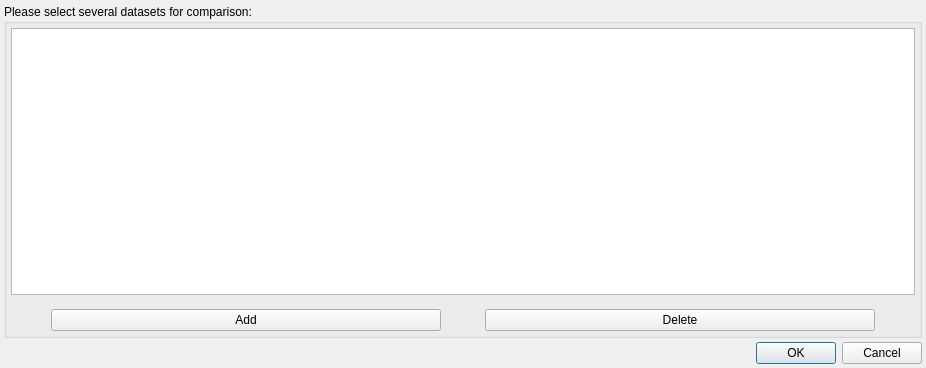
Before: the Qt Designer form modules/CompVis/CSVReader.ui in 3dct/open_iA, drawn with Qt 5.
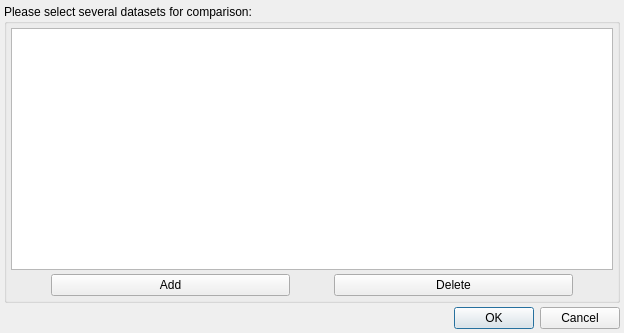
After: the same form once the commit is applied.

Commit message: CompVis: Refactor ui files for better layout usage

Diff of the .ui file:
```diff
--- a/modules/CompVis/CSVReader.ui
+++ b/modules/CompVis/CSVReader.ui
@@ -6,8 +6,8 @@
    <rect>
     <x>0</x>
     <y>0</y>
-    <width>926</width>
-    <height>368</height>
+    <width>624</width>
+    <height>333</height>
    </rect>
   </property>
   <property name="windowTitle">
@@ -40,7 +40,10 @@
      <property name="title">
       <string>Please select several datasets for comparison:</string>
      </property>
-     <layout class="QGridLayout" name="gridLayout_3">
+     <layout class="QVBoxLayout" name="verticalLayout_3">
+      <property name="spacing">
+       <number>4</number>
+      </property>
       <property name="leftMargin">
        <number>4</number>
       </property>
@@ -53,15 +56,10 @@
       <property name="bottomMargin">
        <number>4</number>
       </property>
-      <property name="spacing">
-       <number>4</number>
-      </property>
-      <item row="0" column="0">
-       <layout class="QVBoxLayout" name="verticalLayout">
         <item>
          <widget class="QListView" name="listView">
           <property name="sizePolicy">
-           <sizepolicy hsizetype="Preferred" vsizetype="Preferred">
+         <sizepolicy hsizetype="Preferred" vsizetype="Expanding">
             <horstretch>0</horstretch>
             <verstretch>0</verstretch>
            </sizepolicy>
@@ -75,24 +73,6 @@
          </widget>
         </item>
         <item>
-         <spacer name="verticalSpacer">
-          <property name="orientation">
-           <enum>Qt::Vertical</enum>
-          </property>
-          <property name="sizeType">
-           <enum>QSizePolicy::Maximum</enum>
-          </property>
-          <property name="sizeHint" stdset="0">
-           <size>
-            <width>15</width>
-            <height>10</height>
-           </size>
-          </property>
-         </spacer>
-        </item>
-        <item>
-         <layout class="QHBoxLayout" name="horizontalLayout_2">
-          <item>
            <layout class="QHBoxLayout" name="horizontalLayout">
             <item>
              <spacer name="horizontalSpacer_2">
@@ -118,7 +98,7 @@
              </widget>
             </item>
             <item>
-             <spacer name="horizontalSpacer">
+         <spacer name="horizontalSpacer_3">
               <property name="orientation">
                <enum>Qt::Horizontal</enum>
               </property>
@@ -141,7 +121,7 @@
              </widget>
             </item>
             <item>
-             <spacer name="horizontalSpacer_3">
+         <spacer name="horizontalSpacer">
               <property name="orientation">
                <enum>Qt::Horizontal</enum>
               </property>
@@ -155,10 +135,6 @@
                </size>
               </property>
              </spacer>
-            </item>
-           </layout>
-          </item>
-         </layout>
         </item>
        </layout>
       </item>
```
Lines whose indentation alone changed are shown as unchanged. The commit also changes 1 other file.
